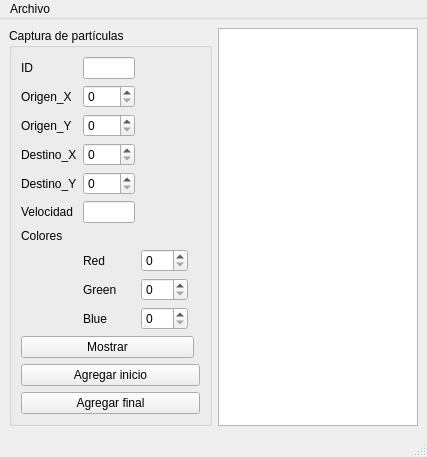
Cristina-Mtz/Actividad-Particulas, file mainwindow.ui: the form before one commit.
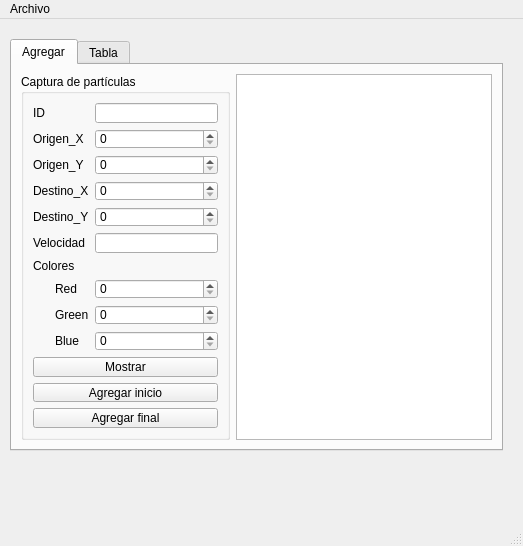
The form after the commit. The open tabs and pages were chosen to show the change.

The edit to the form file:
```diff
--- a/mainwindow.ui
+++ b/mainwindow.ui
@@ -6,14 +6,30 @@
    <rect>
     <x>0</x>
     <y>0</y>
-    <width>427</width>
-    <height>426</height>
+    <width>523</width>
+    <height>546</height>
    </rect>
   </property>
   <property name="windowTitle">
    <string>MainWindow</string>
   </property>
   <widget class="QWidget" name="centralwidget">
+   <widget class="QTabWidget" name="tabWidget">
+    <property name="geometry">
+     <rect>
+      <x>10</x>
+      <y>20</y>
+      <width>493</width>
+      <height>412</height>
+     </rect>
+    </property>
+    <property name="currentIndex">
+     <number>1</number>
+    </property>
+    <widget class="QWidget" name="tab">
+     <attribute name="title">
+      <string>Agregar</string>
+     </attribute>
    <layout class="QGridLayout" name="gridLayout_2">
     <item row="0" column="0">
      <widget class="QGroupBox" name="groupBox">
@@ -21,151 +37,151 @@
        <string>Captura de partículas</string>
       </property>
       <layout class="QGridLayout" name="gridLayout">
-       <item row="10" column="1">
-        <widget class="QLabel" name="label_11">
+         <item row="0" column="0">
+          <widget class="QLabel" name="label">
          <property name="text">
-          <string>Green</string>
+            <string>ID</string>
          </property>
         </widget>
        </item>
-       <item row="4" column="1">
-        <widget class="QSpinBox" name="destinoy_spinBox">
-         <property name="maximum">
-          <number>500</number>
+         <item row="0" column="2">
+          <widget class="QLineEdit" name="id_lineEdit"/>
+         </item>
+         <item row="1" column="0" colspan="2">
+          <widget class="QLabel" name="label_2">
+           <property name="text">
+            <string>Origen_X</string>
          </property>
         </widget>
        </item>
-       <item row="1" column="1">
+         <item row="1" column="2">
         <widget class="QSpinBox" name="origenx_spinBox">
          <property name="maximum">
           <number>500</number>
          </property>
         </widget>
        </item>
-       <item row="2" column="0">
+         <item row="2" column="0" colspan="2">
         <widget class="QLabel" name="label_3">
          <property name="text">
           <string>Origen_Y</string>
          </property>
         </widget>
        </item>
-       <item row="9" column="1">
-        <widget class="QLabel" name="label_9">
-         <property name="text">
-          <string>Red</string>
-         </property>
-        </widget>
-       </item>
-       <item row="11" column="2">
-        <widget class="QSpinBox" name="blue_spinBox">
-         <property name="maximum">
-          <number>255</number>
-         </property>
-        </widget>
-       </item>
-       <item row="6" column="0">
-        <widget class="QLabel" name="label_8">
-         <property name="text">
-          <string>Colores</string>
-         </property>
-        </widget>
-       </item>
-       <item row="11" column="1">
-        <widget class="QLabel" name="label_10">
-         <property name="text">
-          <string>Blue</string>
-         </property>
-        </widget>
-       </item>
-       <item row="3" column="1">
-        <widget class="QSpinBox" name="destinox_spinBox">
-         <property name="maximum">
-          <number>500</number>
-         </property>
-        </widget>
-       </item>
-       <item row="1" column="0">
-        <widget class="QLabel" name="label_2">
-         <property name="text">
-          <string>Origen_X</string>
-         </property>
-        </widget>
-       </item>
-       <item row="2" column="1">
+         <item row="2" column="2">
         <widget class="QSpinBox" name="origeny_spinBox">
          <property name="maximum">
           <number>500</number>
          </property>
         </widget>
        </item>
-       <item row="14" column="0" colspan="5">
-        <widget class="QPushButton" name="agregarfinal_pushButton">
-         <property name="text">
-          <string>Agregar final</string>
-         </property>
-        </widget>
-       </item>
-       <item row="5" column="1">
-        <widget class="QLineEdit" name="velocidad_lineEdit"/>
-       </item>
-       <item row="10" column="2">
-        <widget class="QSpinBox" name="green_spinBox">
-         <property name="maximum">
-          <number>255</number>
-         </property>
-        </widget>
-       </item>
-       <item row="4" column="0">
-        <widget class="QLabel" name="label_7">
-         <property name="text">
-          <string>Destino_Y</string>
-         </property>
-        </widget>
-       </item>
-       <item row="13" column="0" colspan="5">
-        <widget class="QPushButton" name="agregarinicio_pushButton">
-         <property name="text">
-          <string>Agregar inicio</string>
-         </property>
-        </widget>
-       </item>
-       <item row="3" column="0">
+         <item row="3" column="0" colspan="2">
         <widget class="QLabel" name="label_4">
          <property name="text">
           <string>Destino_X</string>
          </property>
         </widget>
        </item>
-       <item row="5" column="0">
+         <item row="3" column="2">
+          <widget class="QSpinBox" name="destinox_spinBox">
+           <property name="maximum">
+            <number>500</number>
+           </property>
+          </widget>
+         </item>
+         <item row="4" column="0" colspan="2">
+          <widget class="QLabel" name="label_7">
+           <property name="text">
+            <string>Destino_Y</string>
+           </property>
+          </widget>
+         </item>
+         <item row="4" column="2">
+          <widget class="QSpinBox" name="destinoy_spinBox">
+           <property name="maximum">
+            <number>500</number>
+           </property>
+          </widget>
+         </item>
+         <item row="5" column="0" colspan="2">
         <widget class="QLabel" name="label_5">
          <property name="text">
           <string>Velocidad</string>
          </property>
         </widget>
        </item>
-       <item row="0" column="0">
-        <widget class="QLabel" name="label">
+         <item row="5" column="2">
+          <widget class="QLineEdit" name="velocidad_lineEdit"/>
+         </item>
+         <item row="6" column="0" colspan="2">
+          <widget class="QLabel" name="label_8">
          <property name="text">
-          <string>ID</string>
+            <string>Colores</string>
          </property>
         </widget>
        </item>
-       <item row="9" column="2">
+         <item row="7" column="1">
+          <widget class="QLabel" name="label_9">
+           <property name="text">
+            <string>Red</string>
+           </property>
+          </widget>
+         </item>
+         <item row="7" column="2">
         <widget class="QSpinBox" name="red_spinBox">
          <property name="maximum">
           <number>255</number>
          </property>
         </widget>
        </item>
-       <item row="12" column="0" colspan="4">
+         <item row="8" column="1">
+          <widget class="QLabel" name="label_11">
+           <property name="text">
+            <string>Green</string>
+           </property>
+          </widget>
+         </item>
+         <item row="8" column="2">
+          <widget class="QSpinBox" name="green_spinBox">
+           <property name="maximum">
+            <number>255</number>
+           </property>
+          </widget>
+         </item>
+         <item row="9" column="1">
+          <widget class="QLabel" name="label_10">
+           <property name="text">
+            <string>Blue</string>
+           </property>
+          </widget>
+         </item>
+         <item row="9" column="2">
+          <widget class="QSpinBox" name="blue_spinBox">
+           <property name="maximum">
+            <number>255</number>
+           </property>
+          </widget>
+         </item>
+         <item row="10" column="0" colspan="3">
         <widget class="QPushButton" name="mostrar_pushButton">
          <property name="text">
           <string>Mostrar</string>
          </property>
         </widget>
        </item>
-       <item row="0" column="1">
-        <widget class="QLineEdit" name="id_lineEdit"/>
+         <item row="11" column="0" colspan="3">
+          <widget class="QPushButton" name="agregarinicio_pushButton">
+           <property name="text">
+            <string>Agregar inicio</string>
+           </property>
+          </widget>
+         </item>
+         <item row="12" column="0" colspan="3">
+          <widget class="QPushButton" name="agregarfinal_pushButton">
+           <property name="text">
+            <string>Agregar final</string>
+           </property>
+          </widget>
        </item>
       </layout>
      </widget>
@@ -175,12 +191,45 @@
     </item>
    </layout>
   </widget>
+    <widget class="QWidget" name="tab_2">
+     <attribute name="title">
+      <string>Tabla</string>
+     </attribute>
+     <layout class="QGridLayout" name="gridLayout_3">
+      <item row="1" column="0">
+       <widget class="QLineEdit" name="search_lineEdit">
+        <property name="placeholderText">
+         <string>ID de partícula</string>
+        </property>
+       </widget>
+      </item>
+      <item row="1" column="1">
+       <widget class="QPushButton" name="buscar_pushButton">
+        <property name="text">
+         <string>Buscar</string>
+        </property>
+       </widget>
+      </item>
+      <item row="1" column="2">
+       <widget class="QPushButton" name="mostrar_tabla_pushButton_2">
+        <property name="text">
+         <string>Mostrar</string>
+        </property>
+       </widget>
+      </item>
+      <item row="0" column="0" colspan="3">
+       <widget class="QTableWidget" name="table"/>
+      </item>
+     </layout>
+    </widget>
+   </widget>
+  </widget>
   <widget class="QMenuBar" name="menubar">
    <property name="geometry">
     <rect>
      <x>0</x>
      <y>0</y>
-     <width>427</width>
+     <width>523</width>
      <height>21</height>
     </rect>
    </property>
```
Lines whose indentation alone changed are shown as unchanged.
